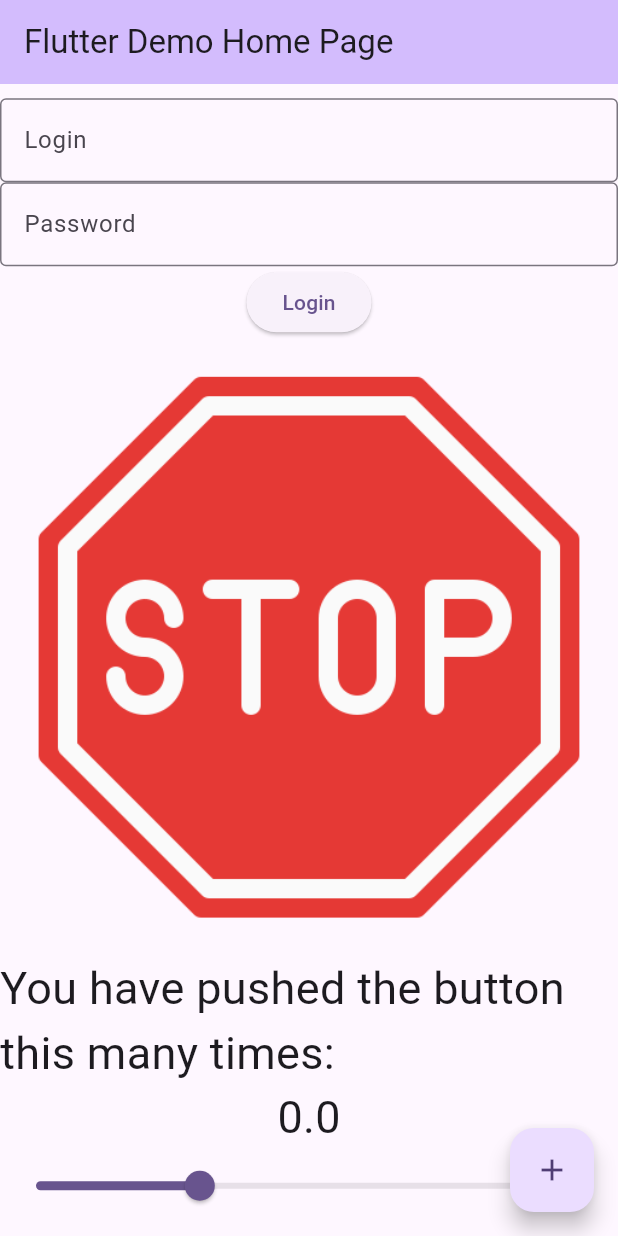
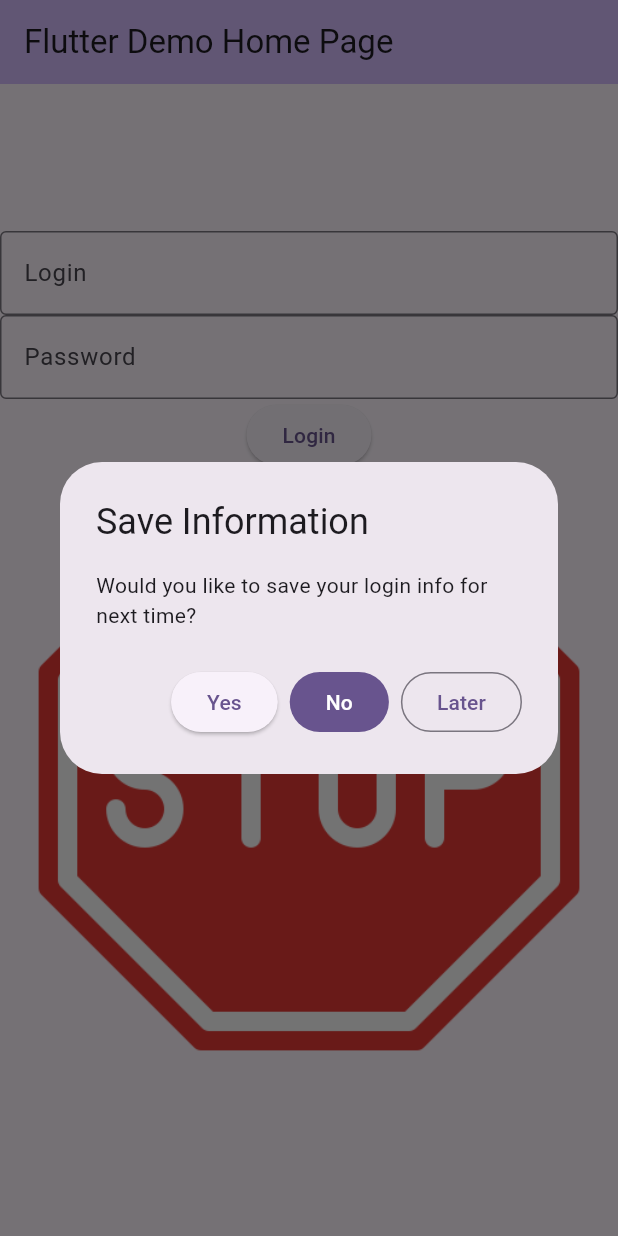
Before and after one commit to heckermonn/my_cst2335_labs, a Flutter app: the screen it shows after launch, after a tap on "Login", on a phone screen of 412 x 824 dp. Run offline on Flutter 3.47's test engine with Material 3 defaults, Android fonts, the phone set to English and light mode, and no system bars; missing offline and left inert: encrypted_shared_preferences.

Commit message:
add AlertDialog for Login Saving, Snackbar for notifications

```diff
--- a/lib/main.dart
+++ b/lib/main.dart
@@ -1,15 +1,17 @@
+import 'package:encrypted_shared_preferences/encrypted_shared_preferences.dart';
 import 'package:flutter/material.dart';
 
 void main() {
+
   runApp(const MyApp());
 }
 
 class MyApp extends StatelessWidget {
   const MyApp({super.key});
 
-  // This widget is the root of your application.
   @override
   Widget build(BuildContext context) {
+
     return MaterialApp(
       title: 'Flutter Demo',
       theme: ThemeData(
@@ -30,8 +32,6 @@ class MyHomePage extends StatefulWidget {
 }
 
 class _MyHomePageState extends State<MyHomePage> {
-  var _counter = 0.0;
-  var myFontSize = 30.0;
   late TextEditingController _username;
   late TextEditingController _password;
   var imageSource = "images/question-mark.png";
@@ -39,6 +39,9 @@ class _MyHomePageState extends State<MyHomePage> {
   @override
   void initState() {
     super.initState();
+
+    getSharedPreferences();
+
     _username = TextEditingController();
     _password = TextEditingController();
   }
@@ -49,79 +52,99 @@ class _MyHomePageState extends State<MyHomePage> {
     _password.dispose();
     super.dispose();
   }
-  void _incrementCounter() {
-    setState(() {
-      // This call to setState tells the Flutter framework that something has
-      // changed in this State, which causes it to rerun the build method below
-      // so that the display can reflect the updated values. If we changed
-      // _counter without calling setState(), then the build method would not be
-      // called again, and so nothing would appear to happen.
-      if(_counter < 99.0) {
-        _counter++;
-      }
-    });
-  }
-  buttonClicked() {
-    setState(() {
-      if(_password.value.text != "QWERTY123"){
-          imageSource = "images/stop.png";
-      }else{
-          imageSource = "images/idea.png";
-      }
-      });
-  }
-  setNewValue(double value)
-  {
-    setState(() {
-      _counter = value;
-      myFontSize = value;
-    });
-  }
+
   @override
   Widget build(BuildContext context) {
     return Scaffold(
       appBar: AppBar(
-        backgroundColor: Theme.of(context).colorScheme.inversePrimary,
+        backgroundColor: Theme
+            .of(context)
+            .colorScheme
+            .inversePrimary,
         title: Text(widget.title),
       ),
       body: Center(
         child: Column(
           mainAxisAlignment: MainAxisAlignment.center,
           children: <Widget>[
-
-            TextField(controller: _username,
-              decoration: InputDecoration(
-              hintText:"Username",
-              border: OutlineInputBorder(),
-              labelText:"Login"
-              )),
-
-            TextField(controller: _password,
-                obscureText:true,
+            TextField(
+                controller: _username,
                 decoration: InputDecoration(
-                    hintText:"Password",
+                    hintText: "Username",
                     border: OutlineInputBorder(),
-                    labelText:"Password"
+                    labelText: "Login"
                 )),
 
-            ElevatedButton(onPressed:buttonClicked, child: Text("Login")),
+            TextField(
+                controller: _password,
+                obscureText: true,
+                decoration: InputDecoration(
+                    hintText: "Password",
+                    border: OutlineInputBorder(),
+                    labelText: "Password"
+                )),
 
+            ElevatedButton(onPressed: loginClicked, child: Text("Login")),
 
             Semantics(child: Image.asset(imageSource)),
-
-            Text('You have pushed the button this many times:', style: TextStyle(fontSize: myFontSize)),
-
-            Text('$_counter', style: TextStyle(fontSize: myFontSize)),
-
-            Slider(value:myFontSize, max:100.0, onChanged: setNewValue, min:0.0)
           ],
         ),
       ),
-      floatingActionButton: FloatingActionButton(
-        onPressed: _incrementCounter,
-        tooltip: 'Increment',
-        child: const Icon(Icons.add),
-      ), // This trailing comma makes auto-formatting nicer for build methods.
     );
   }
+
+
+  void loginClicked() {
+    showDialog(context: context, builder: (BuildContext context) =>
+        AlertDialog(
+          title: const Text('Save Information'),
+          content: const Text(
+              'Would you like to save your login info for next time?'),
+          actions: [
+            ElevatedButton(
+              onPressed: () {
+                EncryptedSharedPreferences prefs = EncryptedSharedPreferences();
+                prefs.setString("usrName", _username.value.text);
+                prefs.setString("usrPwd", _password.value.text);
+                Navigator.of(context).pop();
+              },
+              child: const Text('Yes'),),
+            FilledButton(
+              onPressed: () {
+                EncryptedSharedPreferences prefs = EncryptedSharedPreferences();
+                prefs.clear();
+                Navigator.of(context).pop();
+              },
+              child: const Text('No'),),
+            OutlinedButton(
+              onPressed: () {
+                Navigator.of(context).pop();
+              },
+              child: const Text('Later'),)
+          ],
+        ),
+    );
+    setState(() {
+      if (_password.value.text != "QWERTY123") {
+        imageSource = "images/stop.png";
+      } else {
+        imageSource = "images/idea.png";
+      }
+    });
+  }
+
+  void getSharedPreferences() async {
+    EncryptedSharedPreferences prefs = EncryptedSharedPreferences();
+    var strUsr = await prefs.getString("usrName");
+    var strPwd = await prefs.getString("usrPwd");
+
+    if (strPwd.isNotEmpty) {
+      _username.text = strUsr;
+      _password.text = strPwd;
+      Future.delayed(Duration.zero, () {
+        const snackBar = SnackBar(content: Text('Login Auto-Filled'));
+        ScaffoldMessenger.of(context).showSnackBar(snackBar);
+      });
+    }
+  }
 }
--- a/pubspec.yaml
+++ b/pubspec.yaml
@@ -34,6 +34,8 @@ dependencies:
   # The following adds the Cupertino Icons font to your application.
   # Use with the CupertinoIcons class for iOS style icons.
   cupertino_icons: ^1.0.8
+  shared_preferences: ^2.5.3
+  encrypted_shared_preferences: ^3.0.1
 
 dev_dependencies:
   flutter_test:
```
Also changed, not shown: pubspec.lock, 5 other files.
